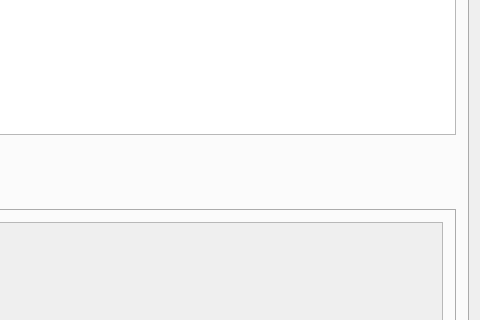
Old version of the form src/mainwindow.ui in the repository Shatur/orson; both pictures show x 260 to 740 and y 240 to 560 of the 740 by 770 pixel window.
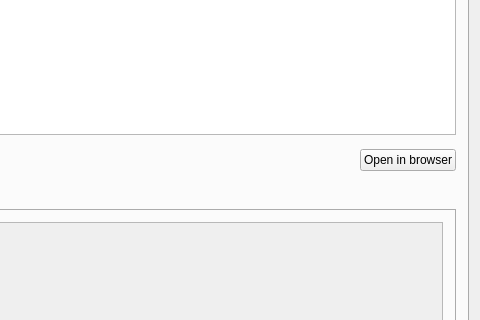
New version of the form. Icons and pictures are not drawn. Custom widgets are drawn as their Qt base class.

Commit message: Add "Open in browser" button

What changed in the file:
```diff
--- a/src/mainwindow.ui
+++ b/src/mainwindow.ui
@@ -155,6 +155,13 @@
             </item>
            </layout>
           </item>
+          <item>
+           <widget class="QPushButton" name="browserButton">
+            <property name="text">
+             <string>Open in browser</string>
+            </property>
+           </widget>
+          </item>
          </layout>
         </item>
         <item>
```
The commit also changes 2 other files.
